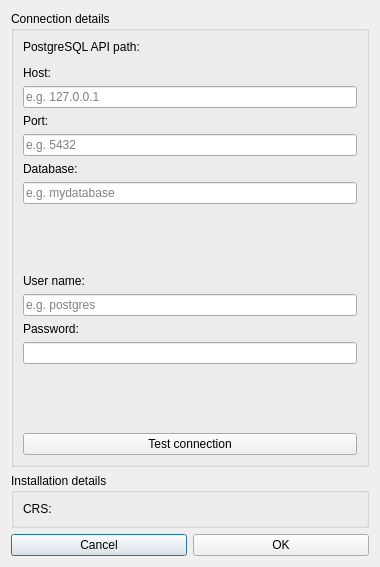
tudelft3d/3DCityDB-Tools-for-QGIS, file cdb4/gui_citydb_install/ui/db_citydb_installation.ui: the form before one commit.
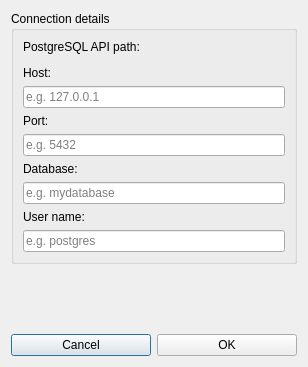
The form after the commit. Custom widgets are drawn as their Qt base class.

The edit to the form file:
```diff
--- a/cdb4/gui_citydb_install/ui/db_citydb_installation.ui
+++ b/cdb4/gui_citydb_install/ui/db_citydb_installation.ui
@@ -6,8 +6,8 @@
    <rect>
     <x>0</x>
     <y>0</y>
-    <width>380</width>
-    <height>567</height>
+    <width>308</width>
+    <height>367</height>
    </rect>
   </property>
   <property name="windowTitle">
@@ -114,22 +114,6 @@
           </property>
          </widget>
         </item>
-        <item>
-         <spacer name="verticalSpacer">
-          <property name="orientation">
-           <enum>Qt::Vertical</enum>
-          </property>
-          <property name="sizeType">
-           <enum>QSizePolicy::MinimumExpanding</enum>
-          </property>
-          <property name="sizeHint" stdset="0">
-           <size>
-            <width>20</width>
-            <height>20</height>
-           </size>
-          </property>
-         </spacer>
-        </item>
         <item>
          <widget class="QLabel" name="lblUserName">
           <property name="text">
@@ -144,63 +128,23 @@
           </property>
          </widget>
         </item>
-        <item>
-         <widget class="QLabel" name="lblPassw">
-          <property name="text">
-           <string>Password:</string>
-          </property>
-         </widget>
-        </item>
-        <item>
-         <widget class="QgsPasswordLineEdit" name="qledPassw"/>
-        </item>
-        <item>
-         <spacer name="verticalSpacer_2">
-          <property name="orientation">
-           <enum>Qt::Vertical</enum>
-          </property>
-          <property name="sizeType">
-           <enum>QSizePolicy::MinimumExpanding</enum>
-          </property>
-          <property name="sizeHint" stdset="0">
-           <size>
-            <width>20</width>
-            <height>20</height>
-           </size>
-          </property>
-         </spacer>
-        </item>
-        <item>
-         <widget class="QPushButton" name="btnTestConn">
-          <property name="text">
-           <string>Test connection</string>
-          </property>
-         </widget>
-        </item>
        </layout>
       </widget>
      </item>
     </layout>
    </item>
    <item row="1" column="0">
-    <layout class="QVBoxLayout" name="verticalLayout_3">
-     <item>
-      <widget class="QGroupBox" name="gbxInstallDetails">
-       <property name="title">
-        <string>Installation details</string>
-       </property>
-       <layout class="QVBoxLayout" name="verticalLayout_4">
-        <item>
-         <widget class="QLabel" name="lblCRS">
-          <property name="text">
-           <string>CRS:</string>
-          </property>
-         </widget>
-        </item>
-       </layout>
-      </widget>
-     </item>
-    </layout>
+    <spacer name="verticalSpacer">
+     <property name="orientation">
+      <enum>Qt::Vertical</enum>
+     </property>
+     <property name="sizeHint" stdset="0">
+      <size>
+       <width>20</width>
+       <height>40</height>
+      </size>
+     </property>
+    </spacer>
    </item>
   </layout>
  </widget>
@@ -210,11 +154,6 @@
    <extends>QWidget</extends>
    <header>qgsfilewidget.h</header>
   </customwidget>
-  <customwidget>
-   <class>QgsPasswordLineEdit</class>
-   <extends>QLineEdit</extends>
-   <header>qgspasswordlineedit.h</header>
-  </customwidget>
  </customwidgets>
  <resources/>
  <connections/>
```
Left out of the diff: 41 changed lines with no effect on the pictures.
